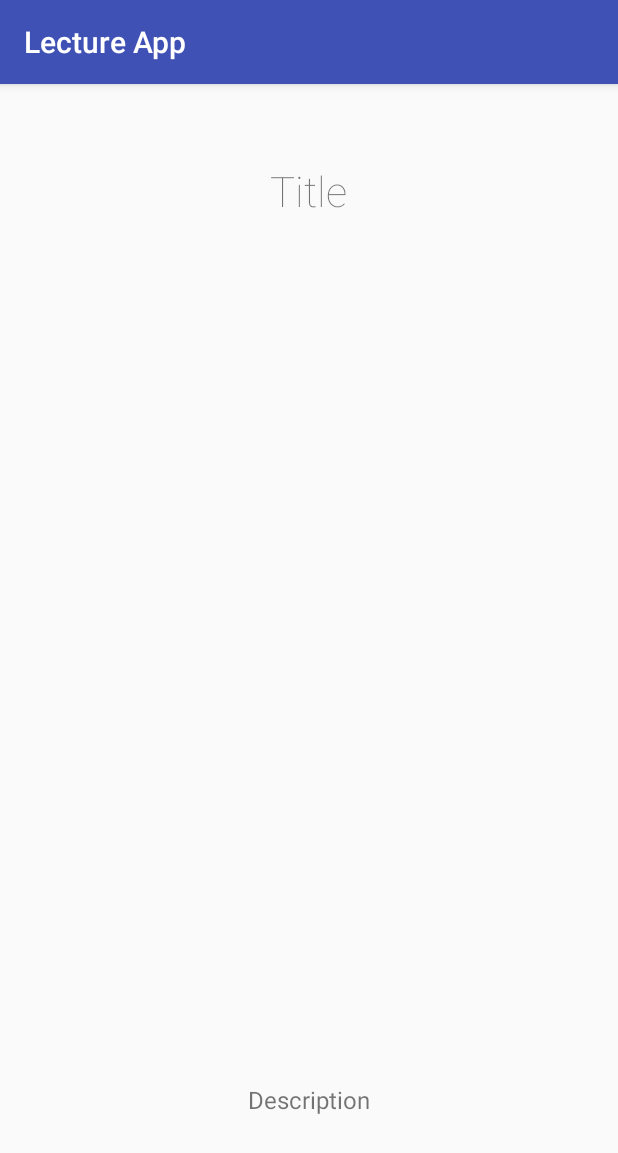
After one commit to chs-advanced-java/RecoLecture, an Android app: the fragment FragmentUpload shown on its own in the app's theme, on a phone screen of 412 x 824 dp. The commit adds this screen. Shown: the top 1153 px of the screen. Run offline under Robolectric (Android 15) with nearby library versions, the phone set to English and light mode, and no system bars.

Commit message:
Add Fragments for uploading screens
4 fragmentz 4 4 screenz

```diff
--- a/app/build.gradle
+++ b/app/build.gradle
@@ -23,4 +23,6 @@ dependencies {
     compile fileTree(dir: 'libs', include: ['*.jar'])
     testCompile 'junit:junit:4.12'
     compile 'com.android.support:appcompat-v7:24.2.0'
+    compile 'com.github.paolorotolo:appintro:4.0.0'
+    compile 'com.android.support:support-v4:24.2.0'
 }
--- a/app/src/main/AndroidManifest.xml
+++ b/app/src/main/AndroidManifest.xml
@@ -1,6 +1,8 @@
 <?xml version="1.0" encoding="utf-8"?>
 <manifest xmlns:android="http://schemas.android.com/apk/res/android"
     package="ajlyfe.lectureapp">
+
+    <uses-permission android:name="android.permission.VIBRATE"/>
 
     <application
         android:allowBackup="true"
--- /dev/null
+++ b/app/src/main/java/ajlyfe/lectureapp/FragmentUpload.java
@@ -0,0 +1,18 @@
+package ajlyfe.lectureapp;
+
+import android.os.Bundle;
+import android.support.v4.app.Fragment;
+import android.view.LayoutInflater;
+import android.view.View;
+import android.view.ViewGroup;
+
+public class FragmentUpload extends Fragment {
+
+
+    @Override
+    public View onCreateView(LayoutInflater inflater, ViewGroup container,
+                             Bundle savedInstanceState) {
+        // Inflate the layout for this fragment
+        return inflater.inflate(R.layout.slide_upload, container, false);
+    }
+}
--- /dev/null
+++ b/app/src/main/res/layout/slide_upload.xml
@@ -0,0 +1,42 @@
+<?xml version="1.0" encoding="utf-8"?>
+<RelativeLayout xmlns:android="http://schemas.android.com/apk/res/android"
+    android:layout_width="match_parent"
+    android:layout_height="match_parent"
+    android:paddingBottom="@dimen/activity_vertical_margin"
+    android:paddingLeft="@dimen/activity_horizontal_margin"
+    android:paddingRight="@dimen/activity_horizontal_margin"
+    android:paddingTop="@dimen/activity_vertical_margin">
+
+    <TextView android:id="@+id/title"
+        android:layout_width="wrap_content"
+        android:layout_height="wrap_content"
+        android:layout_centerHorizontal="true"
+        android:layout_marginTop="36dp"
+        android:text="Title"
+        android:fontFamily="sans-serif-thin"
+        android:textSize="28sp"/>
+
+    <RelativeLayout
+        android:layout_width="match_parent"
+        android:layout_height="wrap_content"
+        android:layout_below="@+id/title"
+        android:layout_above="@+id/description"
+        android:paddingBottom="16dp"
+        android:paddingTop="16dp">
+
+        <ImageView
+            android:layout_width="match_parent"
+            android:layout_height="match_parent" />
+
+    </RelativeLayout>
+
+    <TextView android:id="@+id/description"
+        android:layout_width="wrap_content"
+        android:layout_height="wrap_content"
+        android:layout_alignParentBottom="true"
+        android:text="Description"
+        android:textSize="16sp"
+        android:layout_centerHorizontal="true"
+        android:paddingBottom="64dp"/>
+
+</RelativeLayout>
--- a/app/src/main/res/values/strings.xml
+++ b/app/src/main/res/values/strings.xml
@@ -1,3 +1,6 @@
 <resources>
     <string name="app_name">Lecture App</string>
+
+    <!-- TODO: Remove or change this placeholder text -->
+    <string name="hello_blank_fragment">Hello blank fragment</string>
 </resources>
```
Also changed, not shown: app/src/main/java/ajlyfe/lectureapp/FragmentClass.java (added, +18 -0 lines), app/src/main/java/ajlyfe/lectureapp/FragmentFile.java (added, +18 -0 lines), app/src/main/java/ajlyfe/lectureapp/FragmentResult.java (added, +18 -0 lines), app/src/main/java/ajlyfe/lectureapp/MainActivity.java (+45 -4 lines), app/src/main/res/layout/slide_class.xml (added, +42 -0 lines), app/src/main/res/layout/slide_file.xml (added, +42 -0 lines), app/src/main/res/layout/slide_result.xml (added, +42 -0 lines), app/src/main/res/drawable/success_check.png (added), 4 other files.
